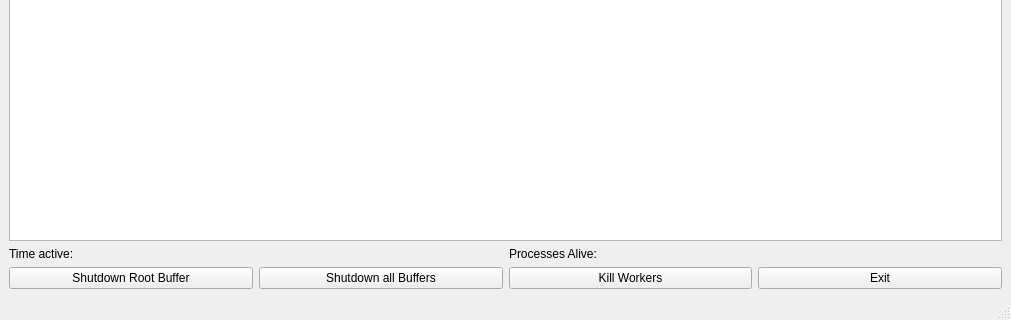
This is mimocorb2/gui.ui in JulianBaader/mimoCoRB2 as Qt 5 draws it before an edit; both pictures show x 0 to 1011 and y 496 to 816 of the 1011 by 816 pixel window. The edited form follows.
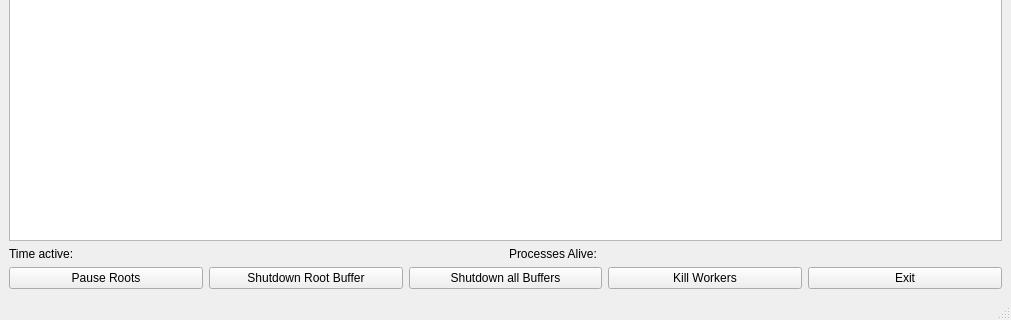
This is the edited form.

Diff of the .ui file:
```diff
--- a/mimocorb2/gui.ui
+++ b/mimocorb2/gui.ui
@@ -83,6 +83,13 @@
       </item>
       <item>
        <layout class="QHBoxLayout" name="buttonLayout">
+        <item>
+         <widget class="QPushButton" name="pauseButton">
+          <property name="text">
+           <string>Pause Roots</string>
+          </property>
+         </widget>
+        </item>
         <item>
          <widget class="QPushButton" name="shutdownRootBuffer">
           <property name="text">
```
